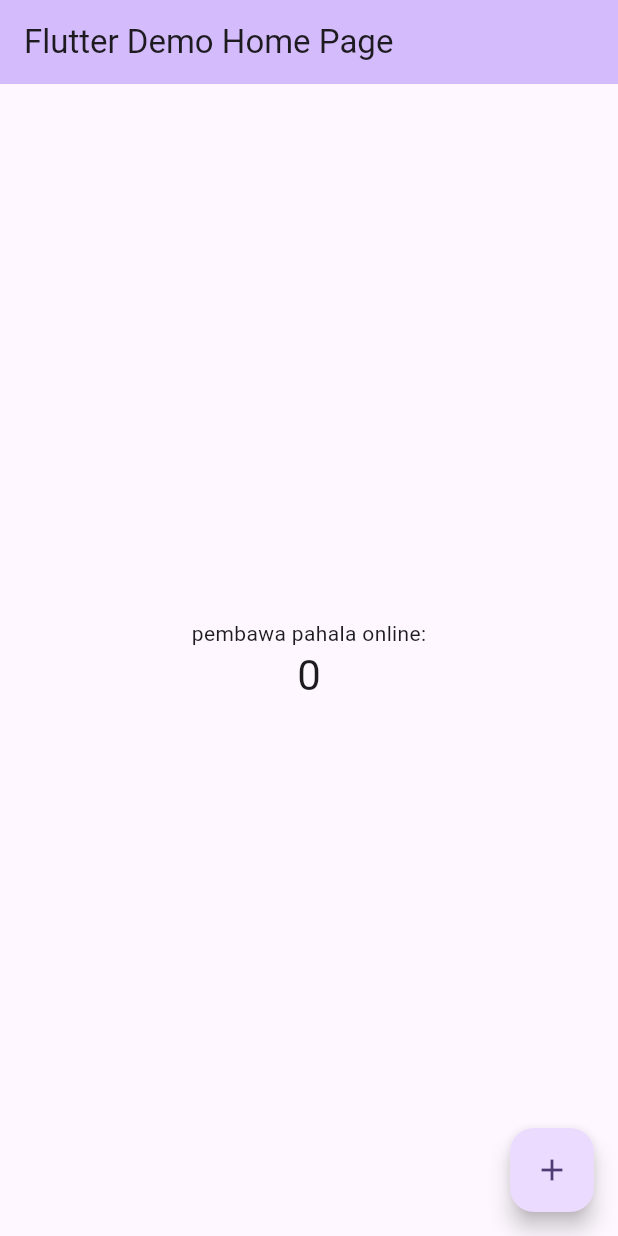
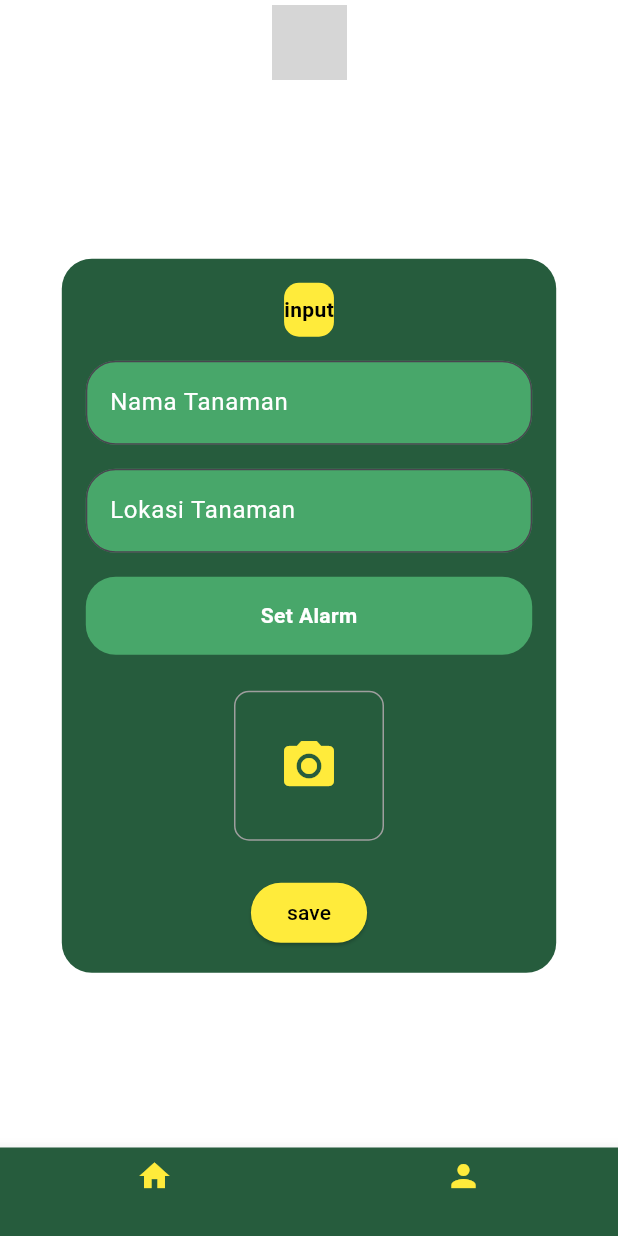
Before and after one commit to KarinaSulistyaD/plant-alarm, a Flutter app: the screen it shows after launch, on a phone screen of 412 x 824 dp. Run offline on Flutter 3.47's test engine with Material 3 defaults, Android fonts, the phone set to English and light mode, and no system bars; grey boxes are pictures that could not be loaded.

Commit message:
git push

```diff
--- a/lib/main.dart
+++ b/lib/main.dart
@@ -1,68 +1,236 @@
 import 'package:flutter/material.dart';
+import 'package:intl/intl.dart';
 
 void main() {
   runApp(const MyApp());
 }
 
 class MyApp extends StatelessWidget {
-  const MyApp({super.key});
+  const MyApp({Key? key}) : super(key: key);
+
   @override
   Widget build(BuildContext context) {
     return MaterialApp(
-      title: 'Flutter Demo',
+      title: 'Plant App',
       theme: ThemeData(
-        colorScheme: ColorScheme.fromSeed(seedColor: const Color.fromARGB(255, 118, 81, 183)),
-        useMaterial3: true,
+        primarySwatch: Colors.green,
       ),
-      home: const MyHomePage(title: 'Flutter Demo Home Page'),
+      home: const PlantForm(),
     );
   }
 }
 
-class MyHomePage extends StatefulWidget {
-  const MyHomePage({super.key, required this.title});
-  final String title;
+class PlantForm extends StatefulWidget {
+  const PlantForm({Key? key}) : super(key: key);
 
   @override
-  State<MyHomePage> createState() => _MyHomePageState();
+  State<PlantForm> createState() => _PlantFormState();
 }
 
-class _MyHomePageState extends State<MyHomePage> {
-  int _counter = 0;
+class _PlantFormState extends State<PlantForm> {
+  final _nameController = TextEditingController();
+  final _locationController = TextEditingController();
+  TimeOfDay? _selectedTime;
 
-  void _incrementCounter() {
+  // Tambahkan variabel untuk menyimpan data sementara
+  final List<Map<String, String>> _plantsData = [];
+
+  @override
+  void dispose() {
+    _nameController.dispose();
+    _locationController.dispose();
+    super.dispose();
+  }
+
+  Future<void> _pickTime() async {
+    final TimeOfDay? picked = await showTimePicker(
+      context: context,
+      initialTime: _selectedTime ?? TimeOfDay.now(),
+    );
+    if (picked != null && picked != _selectedTime) {
+      setState(() {
+        _selectedTime = picked;
+      });
+    }
+  }
+
+  String _formatTime(TimeOfDay time) {
+    final now = DateTime.now();
+    final formattedTime = DateTime(now.year, now.month, now.day, time.hour, time.minute);
+    return DateFormat('HH:mm').format(formattedTime);
+  }
+
+  void _savePlantData() {
+    final name = _nameController.text;
+    final location = _locationController.text;
+    final alarmTime = _selectedTime != null ? _formatTime(_selectedTime!) : 'Tidak ada alarm';
+
+    if (name.isEmpty || location.isEmpty) {
+      ScaffoldMessenger.of(context).showSnackBar(
+        const SnackBar(content: Text('Nama dan lokasi tanaman harus diisi!')),
+      );
+      return;
+    }
+
     setState(() {
-      _counter++;
+      _plantsData.add({
+        'name': name,
+        'location': location,
+        'alarm': alarmTime,
+      });
     });
+
+    // Kosongkan field input setelah menyimpan
+    _nameController.clear();
+    _locationController.clear();
+    _selectedTime = null;
+
+    ScaffoldMessenger.of(context).showSnackBar(
+      const SnackBar(content: Text('Data tanaman berhasil disimpan!')),
+    );
   }
 
   @override
   Widget build(BuildContext context) {
-
     return Scaffold(
+      backgroundColor: Colors.white,
       appBar: AppBar(
-
-        backgroundColor: Theme.of(context).colorScheme.inversePrimary,
-        title: Text(widget.title),
+        backgroundColor: Colors.white,
+        elevation: 0,
+        title: Image.asset(
+          'assets/plant_icon.png', // Pastikan untuk menambahkan gambar 'plant_icon.png' di folder assets
+          height: 50,
+        ),
+        centerTitle: true,
       ),
       body: Center(
-        child: Column(
-          mainAxisAlignment: MainAxisAlignment.center,
-          children: <Widget>[
-            const Text(
-              'pembawa pahala online:',
-            ),
-            Text(
-              '$_counter',
-              style: Theme.of(context).textTheme.headlineMedium,
-            ),
-          ],
+        child: Container(
+          width: MediaQuery.of(context).size.width * 0.8,
+          padding: const EdgeInsets.all(16.0),
+          decoration: BoxDecoration(
+            color: const Color(0xFF265C3D), // Warna hijau gelap
+            borderRadius: BorderRadius.circular(20),
+          ),
+          child: Column(
+            mainAxisSize: MainAxisSize.min,
+            children: [
+              Container(
+                padding: const EdgeInsets.symmetric(vertical: 8.0),
+                decoration: BoxDecoration(
+                  color: Colors.yellow,
+                  borderRadius: BorderRadius.circular(10),
+                ),
+                child: const Text(
+                  'input',
+                  style: TextStyle(
+                    color: Colors.black,
+                    fontWeight: FontWeight.bold,
+                  ),
+                ),
+              ),
+              const SizedBox(height: 16.0),
+              TextFormField(
+                controller: _nameController,
+                decoration: const InputDecoration(
+                  labelText: 'Nama Tanaman',
+                  labelStyle: TextStyle(color: Colors.white),
+                  filled: true,
+                  fillColor: Color(0xFF48A76A),
+                  border: OutlineInputBorder(
+                    borderRadius: BorderRadius.all(Radius.circular(20)),
+                  ),
+                ),
+                style: const TextStyle(color: Colors.white),
+              ),
+              const SizedBox(height: 16.0),
+              TextFormField(
+                controller: _locationController,
+                decoration: const InputDecoration(
+                  labelText: 'Lokasi Tanaman',
+                  labelStyle: TextStyle(color: Colors.white),
+                  filled: true,
+                  fillColor: Color(0xFF48A76A),
+                  border: OutlineInputBorder(
+                    borderRadius: BorderRadius.all(Radius.circular(20)),
+                  ),
+                ),
+                style: const TextStyle(color: Colors.white),
+              ),
+              const SizedBox(height: 16.0),
+              GestureDetector(
+                onTap: _pickTime,
+                child: Container(
+                  padding: const EdgeInsets.symmetric(vertical: 16.0),
+                  decoration: BoxDecoration(
+                    color: const Color(0xFF48A76A),
+                    borderRadius: BorderRadius.circular(20),
+                  ),
+                  child: Center(
+                    child: Text(
+                      _selectedTime == null
+                          ? 'Set Alarm'
+                          : 'Alarm: ${_formatTime(_selectedTime!)}',
+                      style: const TextStyle(
+                        color: Colors.white,
+                        fontWeight: FontWeight.bold,
+                      ),
+                    ),
+                  ),
+                ),
+              ),
+              const SizedBox(height: 24.0),
+              GestureDetector(
+                onTap: () {
+                  // Tambahkan logika pengambilan gambar di sini
+                },
+                child: Container(
+                  width: 100,
+                  height: 100,
+                  decoration: BoxDecoration(
+                    border: Border.all(color: Colors.grey),
+                    borderRadius: BorderRadius.circular(10),
+                  ),
+                  child: const Center(
+                    child: Icon(
+                      Icons.camera_alt,
+                      color: Colors.yellow,
+                      size: 40,
+                    ),
+                  ),
+                ),
+              ),
+              const SizedBox(height: 24.0),
+              ElevatedButton(
+                onPressed: _savePlantData,
+                style: ElevatedButton.styleFrom(
+                  backgroundColor: Colors.yellow,
+                  shape: RoundedRectangleBorder(
+                    borderRadius: BorderRadius.circular(20),
+                  ),
+                ),
+                child: const Text(
+                  'save',
+                  style: TextStyle(color: Colors.black),
+                ),
+              ),
+            ],
+          ),
         ),
       ),
-      floatingActionButton: FloatingActionButton(
-        onPressed: _incrementCounter,
-        tooltip: 'Increment',
-        child: const Icon(Icons.add),
+      bottomNavigationBar: BottomNavigationBar(
+        backgroundColor: const Color(0xFF265C3D),
+        selectedItemColor: Colors.yellow,
+        unselectedItemColor: Colors.yellow,
+        items: const [
+          BottomNavigationBarItem(
+            icon: Icon(Icons.home),
+            label: '',
+          ),
+          BottomNavigationBarItem(
+            icon: Icon(Icons.person),
+            label: '',
+          ),
+        ],
       ),
     );
   }
--- a/pubspec.yaml
+++ b/pubspec.yaml
@@ -30,6 +30,8 @@ environment:
 dependencies:
   flutter:
     sdk: flutter
+  intl: ^0.17.0
+
 
 
   # The following adds the Cupertino Icons font to your application.
```
Also changed, not shown: pubspec.lock.
